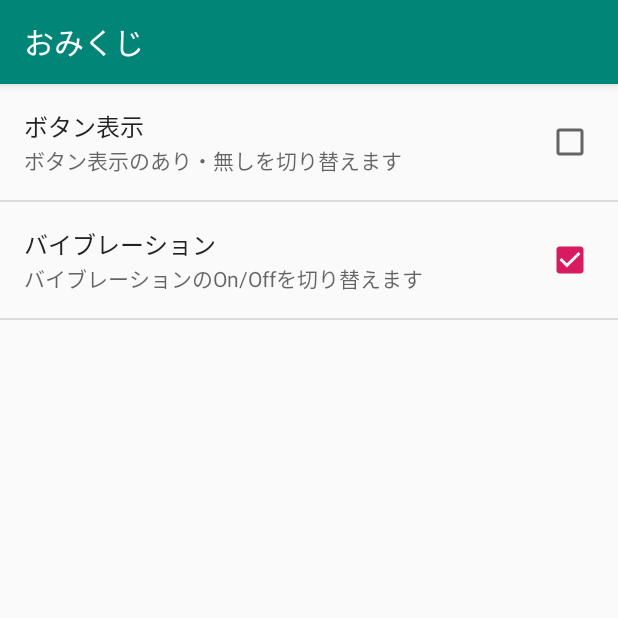
After one commit to shinya-arai/omikuji-android, an Android app: the fragment OmikujiPreferenceFragment shown on its own in the app's theme, on a phone screen of 412 x 824 dp, the top half of it. The commit adds this screen. Run offline under Robolectric (Android 15) with nearby library versions, the light colour scheme and no system bars.

Commit message:
何もわからん

```diff
--- /dev/null
+++ b/app/src/main/java/jp/wings/nikkeibp/omikuji/OmikujiPreferenceFragment.kt
@@ -0,0 +1,11 @@
+package jp.wings.nikkeibp.omikuji
+
+import android.os.Bundle
+import android.preference.PreferenceFragment
+
+class OmikujiPreferenceFragment: PreferenceFragment() {
+    override fun onCreate(savedInstanceState: Bundle?) {
+        super.onCreate(savedInstanceState)
+        addPreferencesFromResource(R.xml.preference)
+    }
+}
--- /dev/null
+++ b/app/src/main/res/menu/menu.xml
@@ -0,0 +1,5 @@
+<?xml version="1.0" encoding="utf-8"?>
+<menu xmlns:android="http://schemas.android.com/apk/res/android">
+    <item android:id="@+id/item1" android:title="設定"></item>
+    <item android:id="@+id/item2" android:title="おみくじアプリについて"></item>
+</menu>
--- /dev/null
+++ b/app/src/main/res/xml/preference.xml
@@ -0,0 +1,17 @@
+<?xml version="1.0" encoding="utf-8"?>
+<PreferenceScreen xmlns:android="http://schemas.android.com/apk/res/android">
+    <CheckBoxPreference
+            android:summary="ボタン表示のあり・無しを切り替えます"
+            android:title="ボタン表示"
+            android:key="button"
+            android:defaultValue="false"
+    >
+    </CheckBoxPreference>
+    <CheckBoxPreference
+        android:summary="バイブレーションのOn/Offを切り替えます"
+        android:title="バイブレーション"
+        android:key="vibration"
+        android:defaultValue="true"
+    >
+    </CheckBoxPreference>
+</PreferenceScreen>
```
Also changed, not shown: app/src/main/java/jp/wings/nikkeibp/omikuji/OmikujiActivity.kt (+15 -0 lines).
